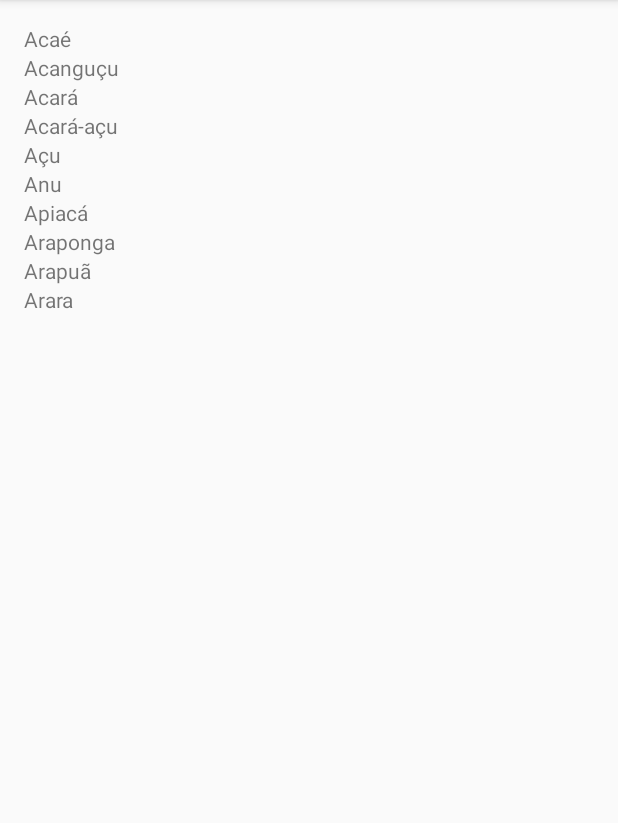
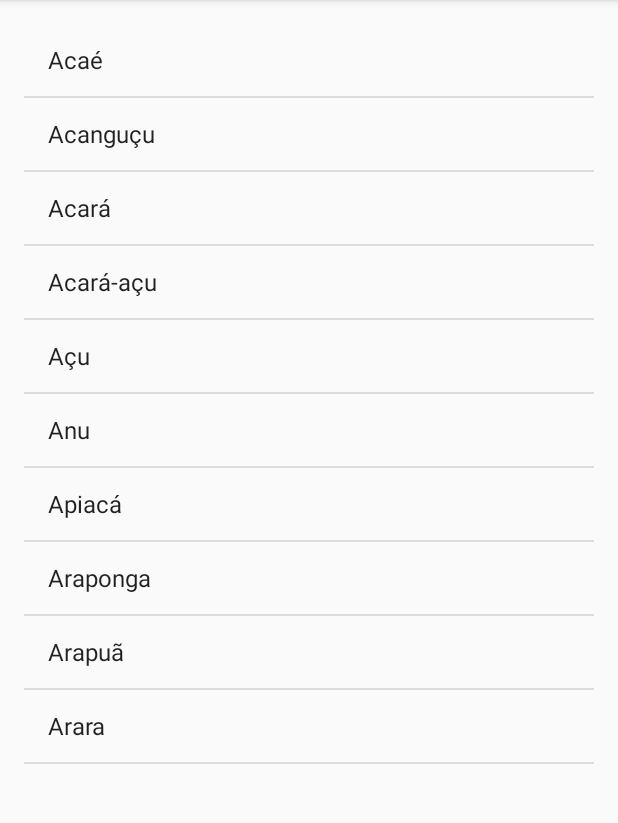
Before and after one commit to RubensZaes/Tupicionario, an Android app: the BichosActivity screen opened directly, with no data from a screen before it, on a phone screen of 412 x 824 dp, the part 84-907 px from its top. Run offline under Robolectric (Android 15) with nearby library versions, the phone set to English and light mode, and no system bars.

Commit message:
Swapping LinerLayout for ListView and adding ArrayAdapter

```diff
--- a/app/src/main/java/com/example/tupicionario/BichosActivity.kt
+++ b/app/src/main/java/com/example/tupicionario/BichosActivity.kt
@@ -2,9 +2,9 @@ package com.example.tupicionario
 
 import android.annotation.SuppressLint
 import android.os.Bundle
-import android.widget.LinearLayout
-import android.widget.TextView
+import android.widget.*
 import androidx.appcompat.app.AppCompatActivity
+import kotlinx.android.synthetic.main.activity_bichos.*
 
 class BichosActivity : AppCompatActivity() {
 
@@ -18,12 +18,7 @@ class BichosActivity : AppCompatActivity() {
         val arrayBichos = resources.getStringArray(R.array.bichos)
         val listBichos = listOf(*arrayBichos)
 
-        val root: LinearLayout = findViewById(R.id.rootBichos)
+        rootBichos.adapter = ArrayAdapter(this, android.R.layout.simple_list_item_1, listBichos)
 
-        for (bicho in listBichos) {
-            textView = TextView(this)
-            textView.setText(bicho)
-            root.addView(textView)
-        }
     }
 }
--- a/app/src/main/res/layout/activity_bichos.xml
+++ b/app/src/main/res/layout/activity_bichos.xml
@@ -1,5 +1,5 @@
 <?xml version="1.0" encoding="utf-8"?>
-<LinearLayout xmlns:android="http://schemas.android.com/apk/res/android"
+<ListView xmlns:android="http://schemas.android.com/apk/res/android"
     xmlns:tools="http://schemas.android.com/tools"
     android:orientation="vertical"
     android:layout_width="match_parent"
@@ -8,4 +8,4 @@
     tools:context=".BichosActivity"
     android:id="@+id/rootBichos">
 
-</LinearLayout>
+</ListView>
--- a/app/src/main/res/layout/activity_culinaria.xml
+++ b/app/src/main/res/layout/activity_culinaria.xml
@@ -1,5 +1,5 @@
 <?xml version="1.0" encoding="utf-8"?>
-<LinearLayout xmlns:android="http://schemas.android.com/apk/res/android"
+<ListView xmlns:android="http://schemas.android.com/apk/res/android"
     xmlns:tools="http://schemas.android.com/tools"
     android:orientation="vertical"
     android:layout_width="match_parent"
@@ -8,4 +8,4 @@
     tools:context=".CulinariaActivity"
     android:id="@+id/rootCulinaria">
 
-</LinearLayout>
+</ListView>
--- a/app/src/main/res/layout/activity_plantas.xml
+++ b/app/src/main/res/layout/activity_plantas.xml
@@ -1,5 +1,5 @@
 <?xml version="1.0" encoding="utf-8"?>
-<LinearLayout xmlns:android="http://schemas.android.com/apk/res/android"
+<ListView xmlns:android="http://schemas.android.com/apk/res/android"
     xmlns:tools="http://schemas.android.com/tools"
     android:orientation="vertical"
     android:layout_width="match_parent"
@@ -7,4 +7,4 @@
     android:padding="16dp"
     tools:context=".PlantasActivity"
     android:id="@+id/rootPlantas">
-</LinearLayout>
+</ListView>
--- a/app/src/main/res/layout/activity_povos_nativos.xml
+++ b/app/src/main/res/layout/activity_povos_nativos.xml
@@ -1,5 +1,5 @@
 <?xml version="1.0" encoding="utf-8"?>
-<LinearLayout xmlns:android="http://schemas.android.com/apk/res/android"
+<ListView xmlns:android="http://schemas.android.com/apk/res/android"
     xmlns:tools="http://schemas.android.com/tools"
     android:orientation="vertical"
     android:layout_width="match_parent"
@@ -8,4 +8,4 @@
     tools:context=".PovosNativosActivity"
     android:id="@+id/rootPovosNativos">
 
-</LinearLayout>
+</ListView>
--- a/build.gradle
+++ b/build.gradle
@@ -8,7 +8,7 @@ buildscript {
 
     }
     dependencies {
-        classpath 'com.android.tools.build:gradle:3.6.2'
+        classpath 'com.android.tools.build:gradle:3.6.3'
         classpath "org.jetbrains.kotlin:kotlin-gradle-plugin:$kotlin_version"
 
         // NOTE: Do not place your application dependencies here; they belong
```
Also changed, not shown: app/src/main/java/com/example/tupicionario/CulinariaActivity.kt (+4 -7 lines), app/src/main/java/com/example/tupicionario/PlantasActivity.kt (+4 -7 lines), app/src/main/java/com/example/tupicionario/PovosNativosActivity.kt (+4 -7 lines).
